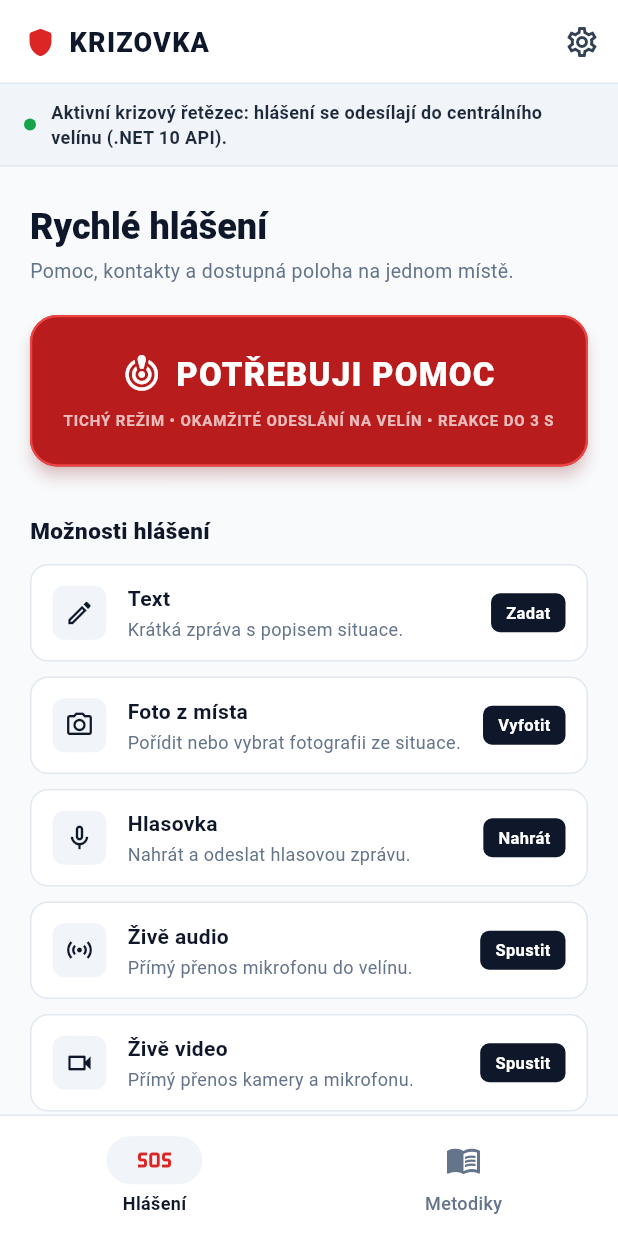
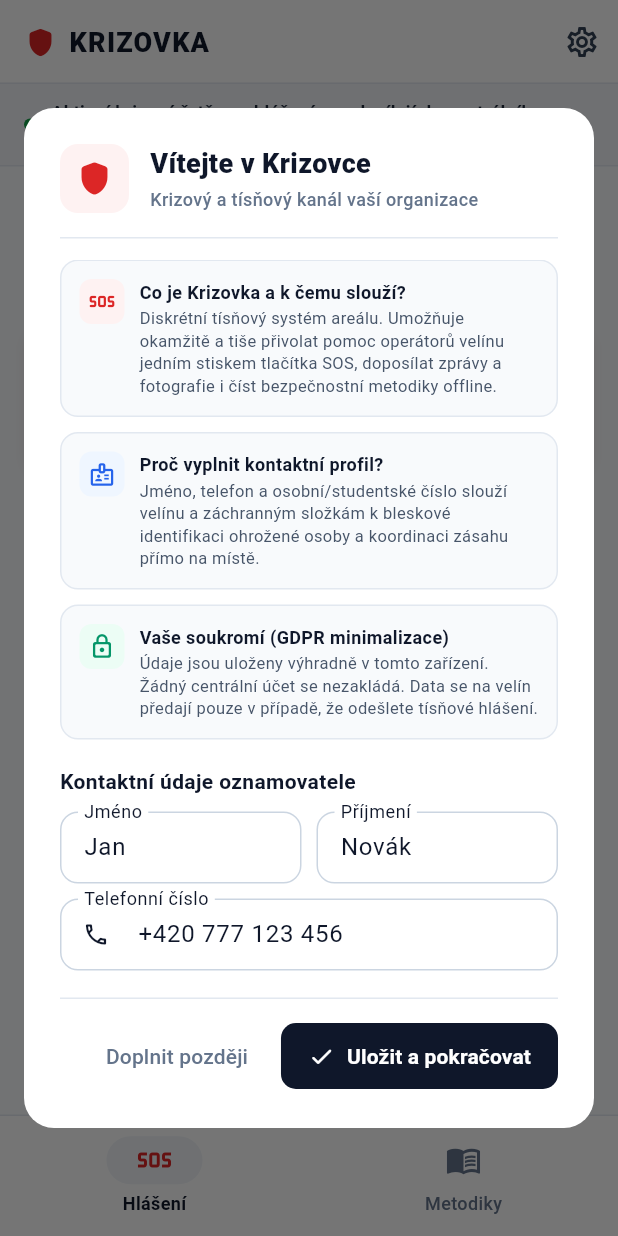
Before and after one commit to Legiani/krizovka, a Flutter app: the screen it shows after launch, on a phone screen of 412 x 824 dp. Run offline on Flutter 3.47's test engine with Material 3 defaults, Android fonts, the light colour scheme and no system bars; our stand-ins replace dio, flutter_riverpod, geolocator, go_router, image_picker, shared_preferences; network calls fail.

Commit message:
feat(client): implement UC-14 onboarding and profile persistence

```diff
--- a/apps/client/lib/app.dart
+++ b/apps/client/lib/app.dart
@@ -3,6 +3,9 @@ import 'package:flutter_riverpod/flutter_riverpod.dart';
 import 'package:go_router/go_router.dart';
 import 'package:krizovka_client/features/geofencing/state/geofence_state.dart';
 import 'package:krizovka_client/features/guides/guides_page.dart';
+import 'package:krizovka_client/features/onboarding/state/onboarding_state.dart';
+import 'package:krizovka_client/features/onboarding/ui/onboarding_dialog.dart';
+import 'package:krizovka_client/features/profile/profile_provider.dart';
 import 'package:krizovka_client/features/reports/data/reports_api_client.dart';
 import 'package:krizovka_client/features/reports/models/report_models.dart';
 import 'package:krizovka_client/features/reports/services/media_service.dart';
@@ -120,8 +123,14 @@ class _AppShellState extends ConsumerState<_AppShell> {
   @override
   void initState() {
     super.initState();
-    WidgetsBinding.instance.addPostFrameCallback((_) {
+    WidgetsBinding.instance.addPostFrameCallback((_) async {
+      await ref.read(userProfileProvider.notifier).loadFromPrefs();
       ref.read(geofenceNotifierProvider.notifier).bootstrap();
+      final onboarding = ref.read(onboardingNotifierProvider.notifier);
+      await onboarding.checkOnboarding();
+      if (!ref.read(onboardingNotifierProvider).hasCompletedOnboarding && mounted) {
+        OnboardingDialog.show(context);
+      }
     });
   }
 
--- /dev/null
+++ b/apps/client/lib/features/onboarding/ui/onboarding_dialog.dart
@@ -0,0 +1,359 @@
+import 'package:flutter/material.dart';
+import 'package:flutter_riverpod/flutter_riverpod.dart';
+import 'package:krizovka_client/features/onboarding/state/onboarding_state.dart';
+import 'package:krizovka_client/features/profile/profile_provider.dart';
+
+class OnboardingDialog extends ConsumerStatefulWidget {
+  const OnboardingDialog({super.key});
+
+  static Future<void> show(BuildContext context) {
+    return showDialog<void>(
+      context: context,
+      barrierDismissible: false,
+      builder: (context) => const OnboardingDialog(),
+    );
+  }
+
+  @override
+  ConsumerState<OnboardingDialog> createState() => _OnboardingDialogState();
+}
+
+class _OnboardingDialogState extends ConsumerState<OnboardingDialog> {
+  late final TextEditingController _firstNameController;
+  late final TextEditingController _lastNameController;
+  late final TextEditingController _phoneController;
+  late final TextEditingController _personnelController;
+  late final TextEditingController _emailController;
+
+  @override
+  void initState() {
+    super.initState();
+    final profile = ref.read(userProfileProvider);
+    _firstNameController =
+        TextEditingController(text: profile.contact.firstName ?? '');
+    _lastNameController =
+        TextEditingController(text: profile.contact.lastName ?? '');
+    _phoneController = TextEditingController(text: profile.contact.phone ?? '');
+    _personnelController =
+        TextEditingController(text: profile.contact.personnelNumber ?? '');
+    _emailController = TextEditingController(text: profile.contact.email ?? '');
+  }
+
+  @override
+  void dispose() {
+    _firstNameController.dispose();
+    _lastNameController.dispose();
+    _phoneController.dispose();
+    _personnelController.dispose();
+    _emailController.dispose();
+    super.dispose();
+  }
+
+  Future<void> _handleSave() async {
+    final notifier = ref.read(onboardingNotifierProvider.notifier);
+    await notifier.completeOnboarding(
+      firstName: _firstNameController.text.trim(),
+      lastName: _lastNameController.text.trim(),
+      phone: _phoneController.text.trim(),
+      personnelNumber: _personnelController.text.trim(),
+      email: _emailController.text.trim(),
+    );
+
+    if (mounted) {
+      Navigator.of(context).pop();
+      ScaffoldMessenger.of(context).showSnackBar(
+        const SnackBar(
+          content: Text('Vítejte! Váš profil byl bezpečně uložen v zařízení.'),
+          duration: Duration(seconds: 3),
+        ),
+      );
+    }
+  }
+
+  Future<void> _handleSkip() async {
+    final notifier = ref.read(onboardingNotifierProvider.notifier);
+    await notifier.skipOnboarding();
+
+    if (mounted) {
+      Navigator.of(context).pop();
+      ScaffoldMessenger.of(context).showSnackBar(
+        const SnackBar(
+          content: Text('Profil můžete kdykoliv vyplnit v sekci Nastavení.'),
+          duration: Duration(seconds: 3),
+        ),
+      );
+    }
+  }
+
+  @override
+  Widget build(BuildContext context) {
+    return Dialog(
+      shape: RoundedRectangleBorder(borderRadius: BorderRadius.circular(20)),
+      backgroundColor: Colors.white,
+      insetPadding: const EdgeInsets.symmetric(horizontal: 16, vertical: 24),
+      child: ConstrainedBox(
+        constraints: const BoxConstraints(maxWidth: 560, maxHeight: 680),
+        child: Padding(
+          padding: const EdgeInsets.all(24),
+          child: Column(
+            mainAxisSize: MainAxisSize.min,
+            crossAxisAlignment: CrossAxisAlignment.stretch,
+            children: [
+              // Header
+              Row(
+                children: [
+                  Container(
+                    padding: const EdgeInsets.all(10),
+                    decoration: BoxDecoration(
+                      color: const Color(0xFFFEF2F2),
+                      borderRadius: BorderRadius.circular(12),
+                    ),
+                    child: const Icon(
+                      Icons.shield_rounded,
+                      color: Color(0xFFDC2626),
+                      size: 26,
+                    ),
+                  ),
+                  const SizedBox(width: 14),
+                  const Expanded(
+                    child: Column(
+                      crossAxisAlignment: CrossAxisAlignment.start,
+                      children: [
+                        Text(
+                          'Vítejte v Krizovce',
+                          style: TextStyle(
+                            fontSize: 18,
+                            fontWeight: FontWeight.w800,
+                            color: Color(0xFF0F172A),
+                          ),
+                        ),
+                        SizedBox(height: 2),
+                        Text(
+                          'Krizový a tísňový kanál vaší organizace',
+                          style: TextStyle(
+                            fontSize: 12,
+                            color: Color(0xFF64748B),
+                            fontWeight: FontWeight.w500,
+                          ),
+                        ),
+                      ],
+                    ),
+                  ),
+                ],
+              ),
+              const SizedBox(height: 16),
+              const Divider(height: 1, color: Color(0xFFE2E8F0)),
+              const SizedBox(height: 14),
+
+              // Educational explanation cards
+              Flexible(
+                child: SingleChildScrollView(
+                  child: Column(
+                    crossAxisAlignment: CrossAxisAlignment.stretch,
+                    children: [
+                      _buildInfoCard(
+                        icon: Icons.sos_rounded,
+                        iconColor: const Color(0xFFDC2626),
+                        bgColor: const Color(0xFFFEF2F2),
+                        title: 'Co je Krizovka a k čemu slouží?',
+                        description:
+                            'Diskrétní tísňový systém areálu. Umožňuje okamžitě a tiše přivolat pomoc operátorů velínu jedním stiskem tlačítka SOS, doposílat zprávy a fotografie i číst bezpečnostní metodiky offline.',
+                      ),
+                      const SizedBox(height: 10),
+                      _buildInfoCard(
+                        icon: Icons.badge_outlined,
+                        iconColor: const Color(0xFF2563EB),
+                        bgColor: const Color(0xFFEFF6FF),
+                        title: 'Proč vyplnit kontaktní profil?',
+                        description:
+                            'Jméno, telefon a osobní/studentské číslo slouží velínu a záchranným složkám k bleskové identifikaci ohrožené osoby a koordinaci zásahu přímo na místě.',
+                      ),
+                      const SizedBox(height: 10),
+                      _buildInfoCard(
+                        icon: Icons.lock_outline_rounded,
+                        iconColor: const Color(0xFF059669),
+                        bgColor: const Color(0xFFECFDF5),
+                        title: 'Vaše soukromí (GDPR minimalizace)',
+                        description:
+                            'Údaje jsou uloženy výhradně v tomto zařízení. Žádný centrální účet se nezakládá. Data se na velín předají pouze v případě, že odešlete tísňové hlášení.',
+                      ),
+                      const SizedBox(height: 18),
+
+                      // Profile form
+                      const Text(
+                        'Kontaktní údaje oznamovatele',
+                        style: TextStyle(
+                          fontSize: 14,
+                          fontWeight: FontWeight.w700,
+                          color: Color(0xFF0F172A),
+                        ),
+                      ),
+                      const SizedBox(height: 10),
+                      Row(
+                        children: [
+                          Expanded(
+                            child: TextField(
+                              controller: _firstNameController,
+                              textCapitalization: TextCapitalization.words,
+                              decoration: const InputDecoration(
+                                labelText: 'Jméno',
+                                isDense: true,
+                              ),
+                            ),
+                          ),
+                          const SizedBox(width: 10),
+                          Expanded(
+                            child: TextField(
+                              controller: _lastNameController,
+                              textCapitalization: TextCapitalization.words,
+                              decoration: const InputDecoration(
+                                labelText: 'Příjmení',
+                                isDense: true,
+                              ),
+                            ),
+                          ),
+                        ],
+                      ),
+                      const SizedBox(height: 10),
+                      TextField(
+                        controller: _phoneController,
+                        keyboardType: TextInputType.phone,
+                        decoration: const InputDecoration(
+                          labelText: 'Telefonní číslo',
+                          hintText: '+420 777 123 456',
+                          isDense: true,
+                          prefixIcon: Icon(Icons.phone_outlined, size: 18),
+                        ),
+                      ),
+                      const SizedBox(height: 10),
+                      Row(
+                        children: [
+                          Expanded(
+                            child: TextField(
+                              controller: _personnelController,
+                              decoration: const InputDecoration(
+                                labelText: 'Osobní / stud. číslo',
+                                hintText: 'EMP-1002',
+                                isDense: true,
+                              ),
+                            ),
+                          ),
+                          const SizedBox(width: 10),
+                          Expanded(
+                            child: TextField(
+                              controller: _emailController,
+                              keyboardType: TextInputType.emailAddress,
+                              decoration: const InputDecoration(
+                                labelText: 'E-mail (volitelný)',
+                                isDense: true,
+                              ),
+                            ),
+                          ),
+                        ],
+                      ),
+                    ],
+                  ),
+                ),
+              ),
+
+              const SizedBox(height: 16),
+              const Divider(height: 1, color: Color(0xFFE2E8F0)),
+              const SizedBox(height: 14),
+
+              // Action buttons
+              Wrap(
+                alignment: WrapAlignment.end,
+                crossAxisAlignment: WrapCrossAlignment.center,
+                spacing: 10,
+                runSpacing: 8,
+                children: [
+                  TextButton(
+                    onPressed: _handleSkip,
+                    child: const Text(
+                      'Doplnit později',
+                      style: TextStyle(color: Color(0xFF64748B)),
+                    ),
+                  ),
+                  FilledButton.icon(
+                    style: FilledButton.styleFrom(
+                      backgroundColor: const Color(0xFF0F172A),
+                      foregroundColor: Colors.white,
+                      shape: RoundedRectangleBorder(
+                        borderRadius: BorderRadius.circular(10),
+                      ),
+                      padding: const EdgeInsets.symmetric(
+                        horizontal: 18,
+                        vertical: 12,
+                      ),
+                    ),
+                    onPressed: _handleSave,
+                    icon: const Icon(Icons.check_rounded, size: 18),
+                    label: const Text(
+                      'Uložit a pokračovat',
+                      style: TextStyle(fontWeight: FontWeight.w700),
+                    ),
+                  ),
+                ],
+              ),
+            ],
+          ),
+        ),
+      ),
+    );
+  }
+
+  Widget _buildInfoCard({
+    required IconData icon,
+    required Color iconColor,
+    required Color bgColor,
+    required String title,
+    required String description,
+  }) {
+    return Container(
+      padding: const EdgeInsets.all(12),
+      decoration: BoxDecoration(
+        color: const Color(0xFFF8FAFC),
+        borderRadius: BorderRadius.circular(12),
+        border: Border.all(color: const Color(0xFFE2E8F0)),
+      ),
+      child: Row(
+        crossAxisAlignment: CrossAxisAlignment.start,
+        children: [
+          Container(
+            padding: const EdgeInsets.all(6),
+            decoration: BoxDecoration(
+              color: bgColor,
+              borderRadius: BorderRadius.circular(8),
+            ),
+            child: Icon(icon, color: iconColor, size: 18),
+          ),
+          const SizedBox(width: 10),
+          Expanded(
+            child: Column(
+              crossAxisAlignment: CrossAxisAlignment.start,
+              children: [
+                Text(
+                  title,
+                  style: const TextStyle(
+                    fontSize: 12,
+                    fontWeight: FontWeight.w700,
+                    color: Color(0xFF0F172A),
+                  ),
+                ),
+                const SizedBox(height: 2),
+                Text(
+                  description,
+                  style: const TextStyle(
+                    fontSize: 11,
+                    color: Color(0xFF475569),
+                    height: 1.35,
+                  ),
+                ),
+              ],
+            ),
+          ),
+        ],
+      ),
+    );
+  }
+}
```
Also changed, not shown: apps/client/lib/features/onboarding/state/onboarding_state.dart (added, +110 -0 lines), apps/client/lib/features/profile/profile_provider.dart (+94 -9 lines), apps/client/lib/features/settings/settings_page.dart (+51 -0 lines), 3 other files.
